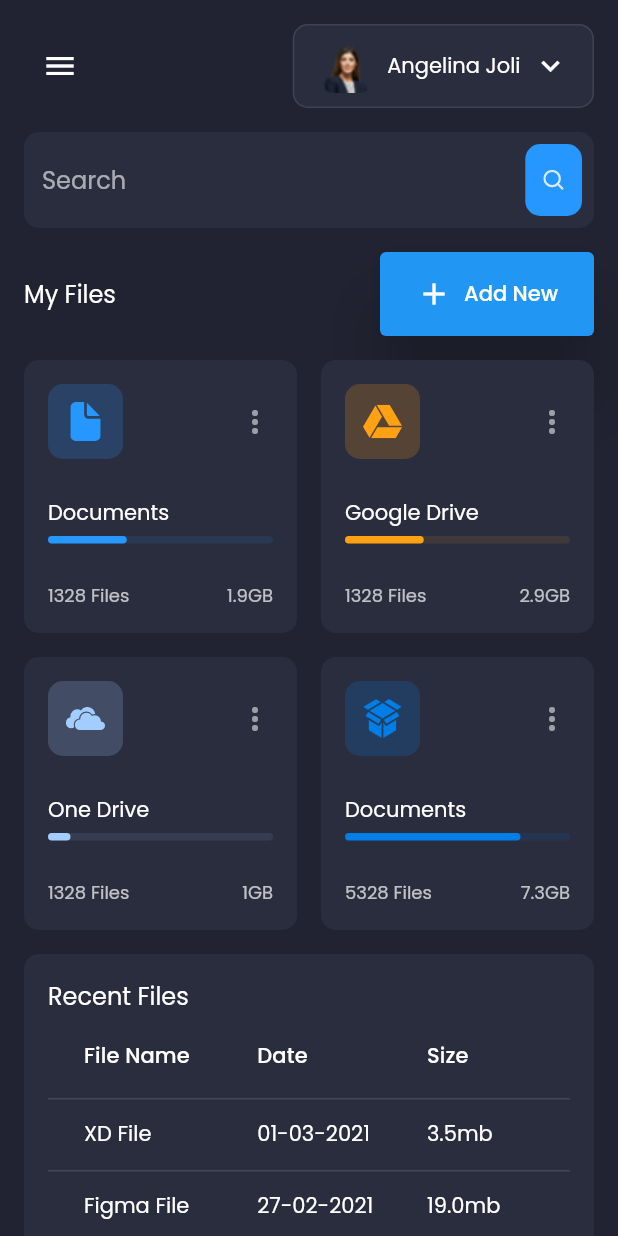
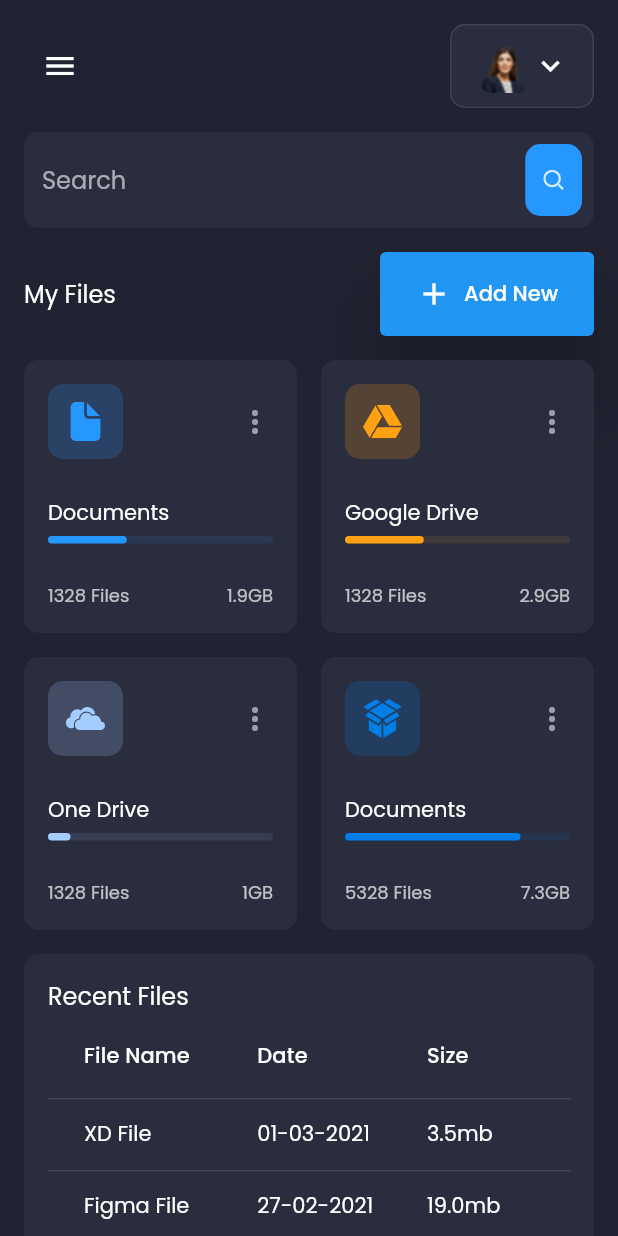
Before and after one commit to da0hn/yet-another-flutter-dashboard, a Flutter app: the screen it shows after launch, on a phone screen of 412 x 824 dp. Run offline on Flutter 3.47's test engine with Material 2 defaults, Android fonts, the phone set to English and light mode, and no system bars; our stand-ins replace fl_chart, flutter_svg, google_fonts.

Commit message:
style: hide username when in mobile device

```diff
--- a/lib/screens/dashboard/components/header.dart
+++ b/lib/screens/dashboard/components/header.dart
@@ -32,10 +32,6 @@ class Header extends StatelessWidget {
           ),
         ),
         const Spacer(),
-        // Visibility(
-        //   visible: Responsive.isDesktop(context),
-        //   child: const Spacer(),
-        // ),
         Expanded(
           child: Visibility(
             visible: !Responsive.isMobile(context),
--- a/lib/screens/dashboard/components/profile_card.dart
+++ b/lib/screens/dashboard/components/profile_card.dart
@@ -1,13 +1,11 @@
 import 'package:admin/constants.dart';
-import 'package:admin/res/assets_res.dart';
 import 'package:flutter/material.dart';
 
+import '../../../responsive.dart';
+
 class ProfileCard extends StatelessWidget {
-  const ProfileCard({
-    Key key,
-    @required this.username,
-    @required this.image
-  }) : super(key: key);
+  const ProfileCard({Key key, @required this.username, @required this.image})
+      : super(key: key);
 
   final String username;
   final String image;
@@ -32,11 +30,14 @@ class ProfileCard extends StatelessWidget {
             height: 38,
             filterQuality: FilterQuality.high,
           ),
-          Padding(
-            padding: const EdgeInsets.symmetric(
-              horizontal: defaultPadding / 2,
+          Visibility(
+            visible: !Responsive.isMobile(context),
+            child: Padding(
+              padding: const EdgeInsets.symmetric(
+                horizontal: defaultPadding / 2,
+              ),
+              child: Text(username),
             ),
-            child: Text(username),
           ),
           const Icon(Icons.keyboard_arrow_down, color: Colors.white),
         ],
```
